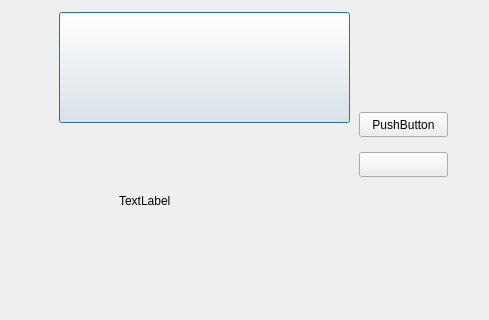
First picture: the form in HomeUI/homeidle.ui, repository flash-dx/UpperUI, before the edit; both pictures show x 561 to 1050 and y 128 to 448 of the 1050 by 793 pixel window.
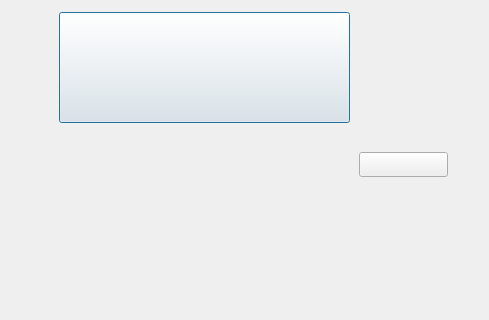
Second picture: the form after the edit.

Patch:
```diff
--- a/HomeUI/homeidle.ui
+++ b/HomeUI/homeidle.ui
@@ -26,19 +26,6 @@
     <string/>
    </property>
   </widget>
-  <widget class="QLabel" name="Home_Idle_lbBoxState">
-   <property name="geometry">
-    <rect>
-     <x>680</x>
-     <y>320</y>
-     <width>67</width>
-     <height>17</height>
-    </rect>
-   </property>
-   <property name="text">
-    <string>TextLabel</string>
-   </property>
-  </widget>
   <widget class="QPushButton" name="Home_Idle_btPen">
    <property name="geometry">
     <rect>
@@ -52,22 +39,6 @@
     <string/>
    </property>
   </widget>
-  <widget class="QPushButton" name="Home_Idle_btReady">
-   <property name="geometry">
-    <rect>
-     <x>920</x>
-     <y>240</y>
-     <width>89</width>
-     <height>25</height>
-    </rect>
-   </property>
-   <property name="layoutDirection">
-    <enum>Qt::LeftToRight</enum>
-   </property>
-   <property name="text">
-    <string>PushButton</string>
-   </property>
-  </widget>
   <widget class="QLabel" name="Home_Idle_lbGif">
    <property name="geometry">
     <rect>
```
Left out of the diff: 49 changed lines with no effect on the pictures.
